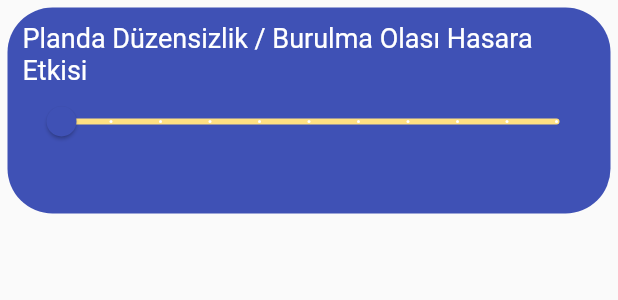
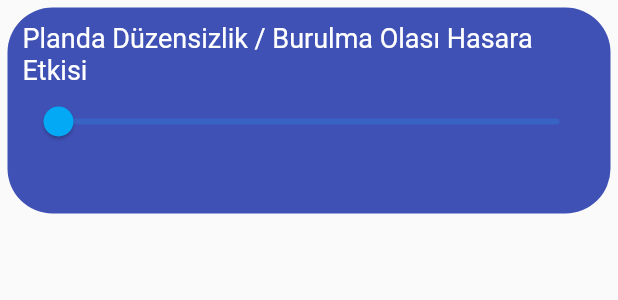
Before and after one commit to Aralidk/Animations, a Flutter app: what kutu() shows on an empty page, opened directly, on a phone screen of 412 x 824 dp. Shown: the top 300 px of the screen. Run offline on Flutter 3.47's test engine with Material 2 defaults, Android fonts, the phone set to English and light mode, and no system bars.

Commit message:
New Animations

```diff
--- a/lib/kutu.dart
+++ b/lib/kutu.dart
@@ -9,67 +9,72 @@ class kutu extends StatefulWidget {
   _kutuState createState() => _kutuState(text: aciklama);
 }
 
-class _kutuState extends State<kutu> {
-  double sliderValue = 0;
+class _kutuState extends State<kutu> with TickerProviderStateMixin {
+  late AnimationController sliderController;
+  late Animation sliderColor;
+  late Animation<double> sliderValue;
+
+  @override
+  void initState() {
+    super.initState();
+    sliderController =
+        AnimationController(vsync: this, duration: Duration(seconds: 2));
+    sliderColor = ColorTween(end: Colors.red, begin: Colors.lightBlue)
+        .animate(sliderController)
+      ..addListener(() {
+        setState(() {});
+      });
+    sliderValue = Tween(
+      begin: 0.0,
+      end: 60.0,
+    ).animate(sliderController)
+      ..addListener(() {
+        setState(() {});
+      });
+  }
+
+  @override
+  void dispose() {
+    super.dispose();
+    sliderController.dispose();
+  }
+
   @override
   final String text;
 
   _kutuState({required this.text});
-
-  func() {
-    String label_aciklama;
-    if (sliderValue == 0) {
-      label_aciklama = "Yok";
-    } else if (sliderValue <= 30) {
-      label_aciklama = "Az";
-    } else if (sliderValue <= 60) {
-      label_aciklama = "Orta";
-    } else {
-      label_aciklama = "Yüksek";
-    }
-    return label_aciklama;
-  }
 
   Widget build(BuildContext context) {
     final screensize = MediaQuery.of(context).size;
     return AnimatedContainer(
       margin: EdgeInsets.all(5),
       padding: EdgeInsets.all(10),
-      height: sliderValue > 0 ? 150.0 : screensize.height / 6,
+      height: sliderValue.value > 0 ? 150.0 : screensize.height / 6,
       decoration: BoxDecoration(
-          color: sliderValue > 0 ? Colors.blue[100] : Colors.indigo,
+          color: sliderValue.value > 0 ? Colors.blue[100] : Colors.indigo,
           borderRadius: BorderRadius.circular(30)),
-      duration: const Duration(seconds: 3),
-      curve: Curves.elasticOut,
+      duration: Duration(seconds: 1),
       child: Column(
         children: [
           AnimatedDefaultTextStyle(
               child: Text(text),
               style: TextStyle(
-                fontSize: sliderValue > 0 ? 15 : 18,
-                color: sliderValue > 0 ? Colors.black : Colors.white,
+                fontSize: sliderValue.value > 0 ? 15 : 18,
+                color: sliderValue.value > 0 ? Colors.black : Colors.white,
               ),
               duration: Duration(milliseconds: 20)),
           Slider(
-            activeColor: (func().toString() == "Yüksek")
-                ? Colors.red
-                : (func().toString() == "Orta")
-                    ? Colors.amberAccent
-                    : (func().toString() == "Az")
-                        ? Colors.lightGreen
-                        : Colors.white,
-            inactiveColor: Colors.amber[200],
-            thumbColor: Colors.indigo,
-            label: func().toString(),
-            value: sliderValue,
-            max: 100,
-            divisions: 10,
-            onChanged: (double value) {
-              setState(() {
-                sliderValue = value;
-              });
-            },
-          ),
+              value: sliderValue.value,
+              activeColor: sliderColor.value,
+              min: 0,
+              max: 100,
+              onChanged: (Color) {
+                sliderController.forward();
+                sliderController.forward();
+                if (sliderValue.value == 100) {
+                  sliderController.reverse();
+                }
+              }),
         ],
       ),
     );
```
Also changed, not shown: lib/main.dart (+9 -6 lines), lib/multipleButton.dart (added, +83 -0 lines), lib/opacity.dart (added, +47 -0 lines), lib/scaleAnimation.dart (added, +53 -0 lines), pubspec.lock, 3 other files.
